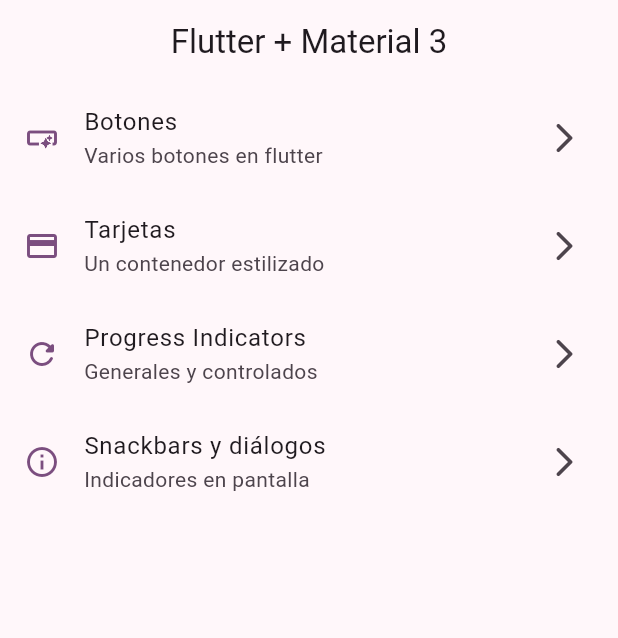
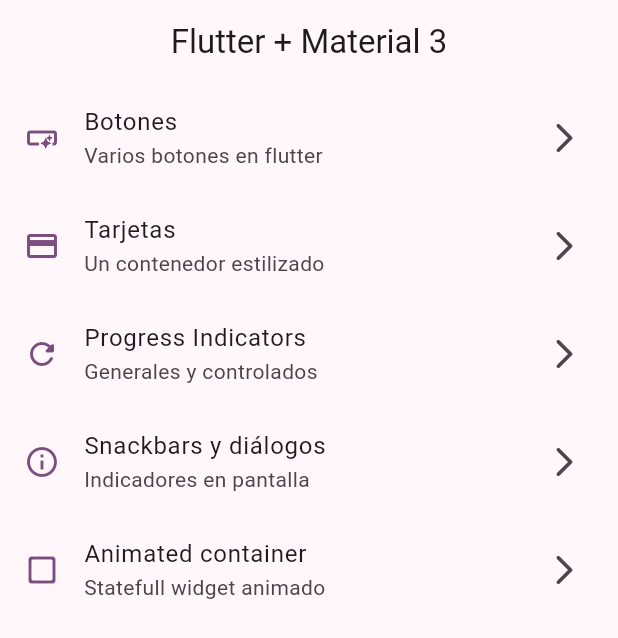
Before and after one commit to JLucianoSS/widgets_app, a Flutter app: the screen it shows after launch, on a phone screen of 412 x 824 dp. Shown: the top 638 px of the screen. Run offline on Flutter 3.47's test engine with Material 3 defaults, Android fonts, the phone set to English and light mode, and no system bars; our stand-ins replace go_router.

Commit message:
animated container finished

```diff
--- a/lib/config/menu/menu_items.dart
+++ b/lib/config/menu/menu_items.dart
@@ -43,4 +43,10 @@ const List<MenuItem> appMenuItems = [
     link: '/snackbars',
     icon: Icons.info_outline
   ),
+  MenuItem(
+    title: 'Animated container',
+    subTitle: 'Statefull widget animado',
+    link: '/animated',
+    icon: Icons.check_box_outline_blank_rounded
+  ),
 ];
--- a/lib/config/router/app_router.dart
+++ b/lib/config/router/app_router.dart
@@ -31,5 +31,10 @@ final appRouter = GoRouter(
       name: SnackbarScreen.name,
       builder: (context, state) => const SnackbarScreen(),
     ),
+    GoRoute(
+      path: '/animated',
+      name: AnimatedScreen.name,
+      builder: (context, state) => const AnimatedScreen(),
+    ),
   ],
 );
```
Also changed, not shown: lib/presentation/screens/animated/animated_screen.dart (+51 -4 lines).
